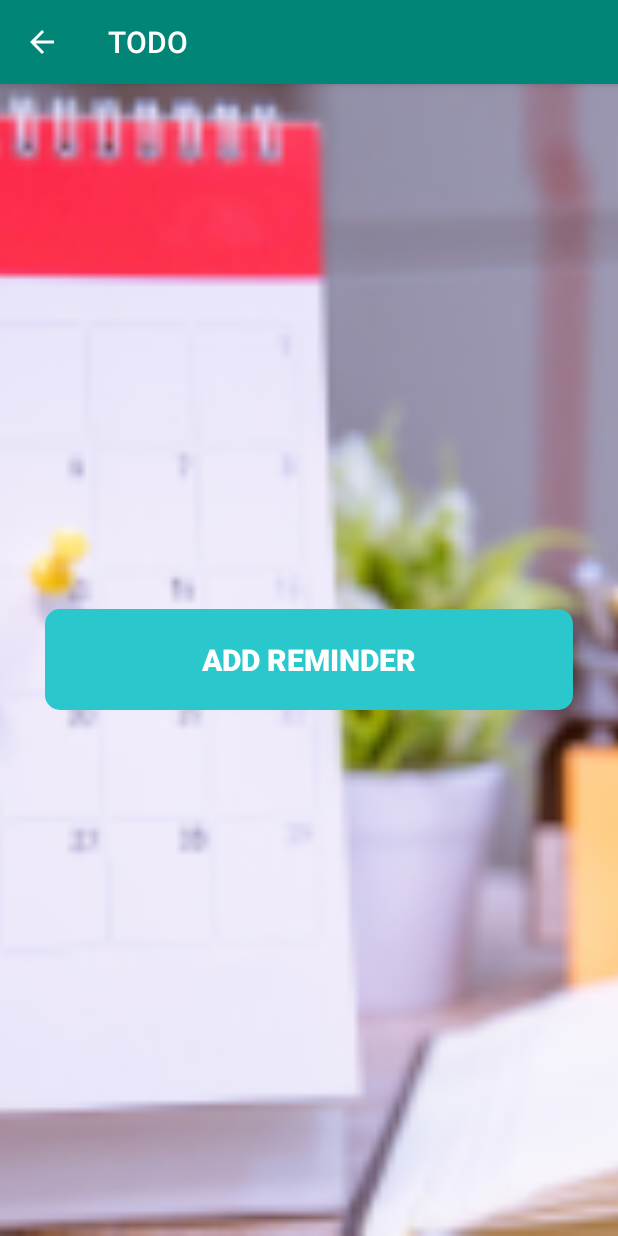
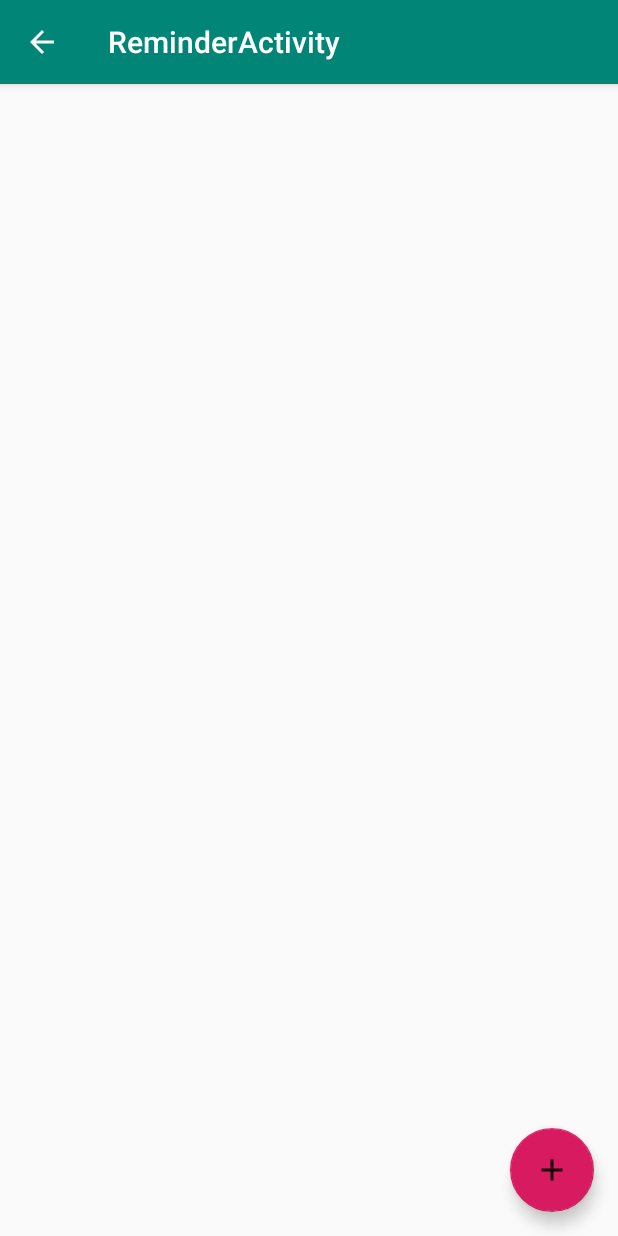
Before and after one commit to M-Asad-Chattha/Student_Hub_FYP, an Android app: the screen it shows after launch once a user with an empty profile is signed in (TODOActivity before the commit, ReminderActivity after it), after a tap on "TODO", on a phone screen of 412 x 824 dp. Run offline under Robolectric (Android 15) with nearby library versions, the phone set to English and light mode, and no system bars; our stand-ins replace Firebase (no records; nobody signed in at launch, a user with empty details on screens opened directly); libraries missing offline, so code that uses them is left out: com.shashank.sony.

Commit message:
Basic Reminder activity added

```diff
--- a/app/src/main/java/com/achba/studenthub/DashboardFragment.java
+++ b/app/src/main/java/com/achba/studenthub/DashboardFragment.java
@@ -43,11 +43,11 @@ public class DashboardFragment extends Fragment  {
             }
         });
 
-        cardTODO = view.findViewById(R.id.card_todo);
+        cardTODO = view.findViewById(R.id.card_reminder);
         cardTODO.setOnClickListener(new View.OnClickListener(){
             @Override
             public void onClick(View v) {
-                Intent intent = new Intent(getContext(), TODOActivity.class);
+                Intent intent = new Intent(getContext(), ReminderActivity.class);
                 startActivity(intent);
             }
         });
--- /dev/null
+++ b/app/src/main/java/com/achba/studenthub/ReminderActivity.java
@@ -0,0 +1,32 @@
+package com.achba.studenthub;
+
+import android.os.Bundle;
+import android.support.design.widget.FloatingActionButton;
+import android.support.design.widget.Snackbar;
+import android.support.v7.app.AppCompatActivity;
+import android.support.v7.widget.Toolbar;
+import android.view.View;
+
+public class ReminderActivity extends AppCompatActivity {
+
+    @Override
+    protected void onCreate(Bundle savedInstanceState) {
+        super.onCreate(savedInstanceState);
+        setContentView(R.layout.activity_reminder);
+        Toolbar toolbar = findViewById(R.id.toolbar);
+        setSupportActionBar(toolbar);
+
+        getSupportActionBar().setDisplayHomeAsUpEnabled(true);
+
+
+        FloatingActionButton fab = findViewById(R.id.fab_reminder);
+        fab.setOnClickListener(new View.OnClickListener() {
+            @Override
+            public void onClick(View view) {
+                Snackbar.make(view, "Replace with your own action", Snackbar.LENGTH_LONG)
+                        .setAction("Action", null).show();
+            }
+        });
+    }
+
+}
--- a/app/src/main/java/com/achba/studenthub/TODOActivity.java
+++ b/app/src/main/java/com/achba/studenthub/TODOActivity.java
@@ -13,6 +13,8 @@ public class TODOActivity extends AppCompatActivity {
     protected void onCreate(Bundle savedInstanceState) {
         super.onCreate(savedInstanceState);
         setContentView(R.layout.activity_todo);
+
+
         getSupportActionBar().setDisplayHomeAsUpEnabled(true);
         getSupportActionBar().setDisplayShowHomeEnabled(true);
     }
--- /dev/null
+++ b/app/src/main/res/drawable/ic_add.xml
@@ -0,0 +1,5 @@
+<vector android:alpha="0.9" android:height="24dp"
+    android:viewportHeight="24.0" android:viewportWidth="24.0"
+    android:width="24dp" xmlns:android="http://schemas.android.com/apk/res/android">
+    <path android:fillColor="#FF000000" android:pathData="M19,13h-6v6h-2v-6H5v-2h6V5h2v6h6v2z"/>
+</vector>
--- /dev/null
+++ b/app/src/main/res/layout/activity_reminder.xml
@@ -0,0 +1,33 @@
+<?xml version="1.0" encoding="utf-8"?>
+<android.support.design.widget.CoordinatorLayout xmlns:android="http://schemas.android.com/apk/res/android"
+    xmlns:app="http://schemas.android.com/apk/res-auto"
+    xmlns:tools="http://schemas.android.com/tools"
+    android:layout_width="match_parent"
+    android:layout_height="match_parent"
+    tools:context=".ReminderActivity">
+
+    <android.support.design.widget.AppBarLayout
+        android:layout_width="match_parent"
+        android:layout_height="wrap_content"
+        android:theme="@style/AppTheme.AppBarOverlay">
+
+        <android.support.v7.widget.Toolbar
+            android:id="@+id/toolbar"
+            android:layout_width="match_parent"
+            android:layout_height="?attr/actionBarSize"
+            android:background="?attr/colorPrimary"
+            app:popupTheme="@style/AppTheme.PopupOverlay" />
+
+    </android.support.design.widget.AppBarLayout>
+
+    <include layout="@layout/content_reminder" />
+
+    <android.support.design.widget.FloatingActionButton
+        android:id="@+id/fab_reminder"
+        android:layout_width="wrap_content"
+        android:layout_height="wrap_content"
+        android:layout_gravity="bottom|end"
+        android:layout_margin="@dimen/fab_margin"
+        app:srcCompat="@drawable/ic_add" />
+
+</android.support.design.widget.CoordinatorLayout>
--- a/app/src/main/res/layout/activity_todo.xml
+++ b/app/src/main/res/layout/activity_todo.xml
@@ -4,27 +4,35 @@
     xmlns:tools="http://schemas.android.com/tools"
     android:layout_width="match_parent"
     android:layout_height="match_parent"
+    android:background="@color/colorWhite"
     tools:context=".TODOActivity">
 
-    <ImageView
+    <android.support.v7.widget.Toolbar
+        android:id="@+id/my_toolbar"
         android:layout_width="match_parent"
-        android:layout_height="match_parent"
-        android:adjustViewBounds="true"
-        android:scaleType="centerCrop"
-        android:src="@drawable/todo_demo"/>
-    <Button
-        android:id="@+id/btnTodo"
+        android:layout_height="?attr/actionBarSize"
+        style="@style/HeaderBar"
+        android:elevation="4dp"
+        />
+
+    <TextView
+        android:id="@+id/textView1"
+
+        android:layout_width="wrap_content"
+        android:layout_height="wrap_content"
+        android:layout_marginTop="1dp"
+        android:text="FaceBook Feeds" />
+
+    <View
+        android:layout_marginTop="200dp"
+        android:layout_marginLeft="20dp"
         android:layout_width="match_parent"
-        android:layout_height="wrap_content"
-        android:layout_centerHorizontal="true"
-        android:layout_centerVertical="true"
-        android:background="@drawable/rounded_button"
-        android:layout_marginRight="60dp"
-        android:padding="20dp"
-        android:onClick="addReminder"
-        android:text="Add Reminder"
-        android:textColor="@color/colorWhite"
-        android:textSize="20sp"
-        android:textStyle="bold"/>
+        android:layout_height="1dp"
+        android:background="#828282"/>
+
+    <ListView
+        android:id="@+id/list1"
+        android:layout_width="350dp"
+        android:layout_height="50dp" />
 
 </RelativeLayout>
--- /dev/null
+++ b/app/src/main/res/layout/content_reminder.xml
@@ -0,0 +1,11 @@
+<?xml version="1.0" encoding="utf-8"?>
+<RelativeLayout xmlns:android="http://schemas.android.com/apk/res/android"
+    xmlns:app="http://schemas.android.com/apk/res-auto"
+    xmlns:tools="http://schemas.android.com/tools"
+    android:layout_width="match_parent"
+    android:layout_height="match_parent"
+    app:layout_behavior="@string/appbar_scrolling_view_behavior"
+    tools:context=".ReminderActivity"
+    tools:showIn="@layout/activity_reminder">
+
+</RelativeLayout>
--- a/app/src/main/res/layout/fragment_dashboard.xml
+++ b/app/src/main/res/layout/fragment_dashboard.xml
@@ -51,7 +51,7 @@
 
 
         <android.support.v7.widget.CardView
-            android:id="@+id/card_todo"
+            android:id="@+id/card_reminder"
             android:layout_height="wrap_content"
             android:layout_width="wrap_content"
             android:layout_rowWeight="1"
--- a/app/src/main/res/values/strings.xml
+++ b/app/src/main/res/values/strings.xml
@@ -59,7 +59,7 @@
     <string name="title_activity_CGPA">CGPA Calculator</string>
 
     <!-- Strings related to TODO_Remainder -->
-    <string name="title_activity_TODO">TODO</string>
+    <string name="title_activity_TODO">Reminders</string>
 
     <!-- Strings related to Roommate Finder-->
     <string name="title_activity_roommate">Roommate Finder</string>
@@ -162,4 +162,5 @@
     </style>
 
     <string name="title_activity_maps">Map</string>
+    <string name="title_activity_reminder">ReminderActivity</string>
 </resources>
--- a/app/src/main/res/values/styles.xml
+++ b/app/src/main/res/values/styles.xml
@@ -20,6 +20,9 @@
     </style>
 
 
+    <style name="HeaderBar">
+        <item name="android:background">#303F9F</item>
+    </style>
 
     <style name="AppTheme.AppBarOverlay" parent="ThemeOverlay.AppCompat.Dark.ActionBar" />
 
--- a/build.gradle
+++ b/build.gradle
@@ -7,7 +7,7 @@ buildscript {
         jcenter()
     }
     dependencies {
-        classpath 'com.android.tools.build:gradle:3.2.1'
+        classpath 'com.android.tools.build:gradle:3.3.2'
         classpath 'com.google.gms:google-services:4.2.0' // google-services plugin
 
         // NOTE: Do not place your application dependencies here; they belong
```
Also changed, not shown: app/src/main/AndroidManifest.xml (+5 -3 lines), app/src/main/res/drawable/todo_gradient.xml (added, +7 -0 lines), gradle/wrapper/gradle-wrapper.properties.
